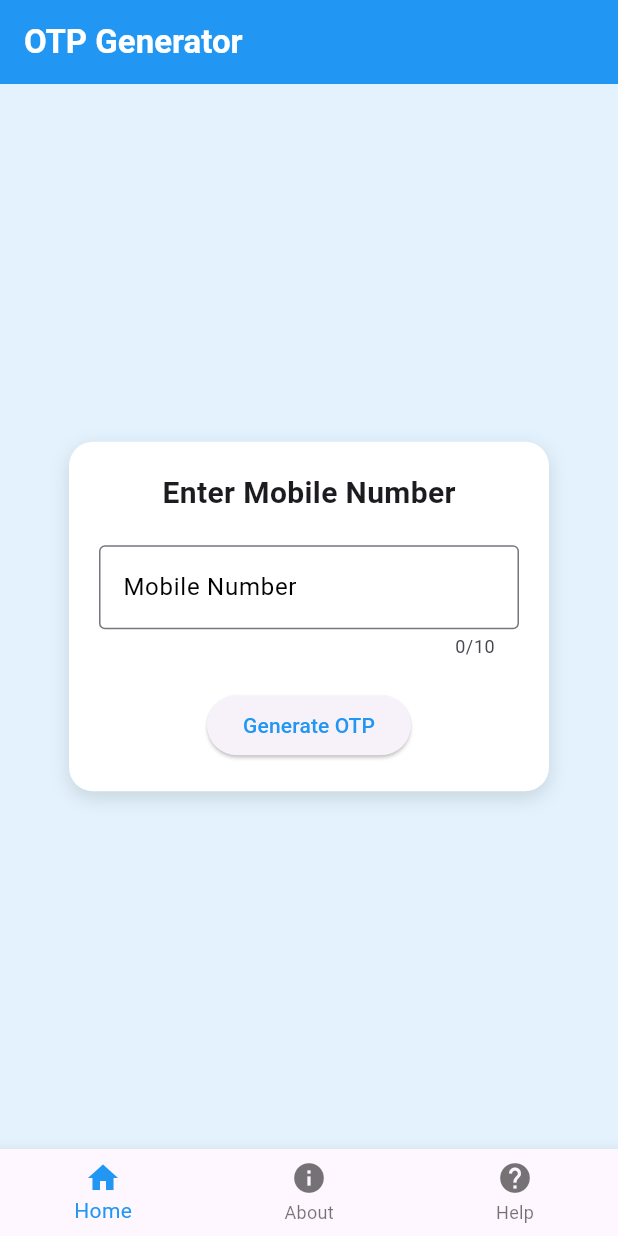
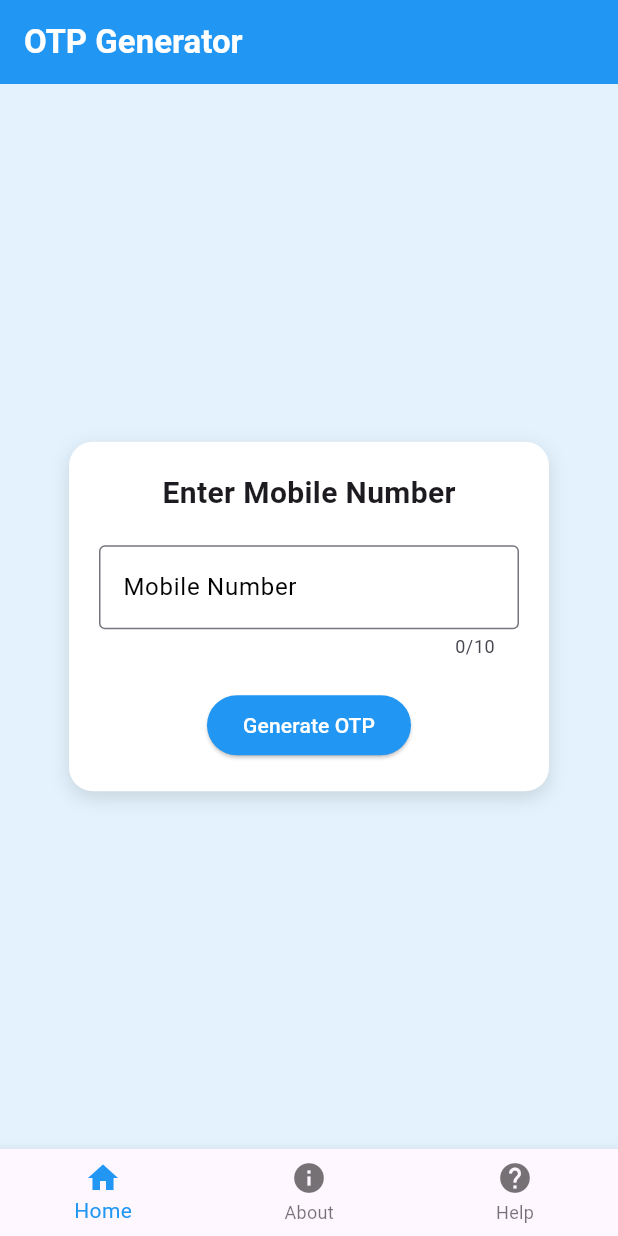
Before and after one commit to jothishankar17/flutter_project, a Flutter app: the screen it shows after launch, on a phone screen of 412 x 824 dp. Run offline on Flutter 3.47's test engine with Material 3 defaults, Android fonts, the phone set to English and light mode, and no system bars; our stand-ins replace firebase_auth, firebase_core, image_picker, permission_handler, pin_code_fields; accounts and stored records are empty; generated files the repository leaves out were written again.

Commit message:
Updated mobile_input_page.dart file

```diff
--- a/lib/screens/mobile_input_page.dart
+++ b/lib/screens/mobile_input_page.dart
@@ -1,4 +1,134 @@
+// import 'package:flutter/material.dart';
+// import 'otp_verification_page.dart';
+// import 'home_page.dart';
+// import 'about_page.dart';
+// import 'help_page.dart';
+
+// class MobileInputPage extends StatefulWidget {
+//   const MobileInputPage({super.key});
+
+//   @override
+//   State<MobileInputPage> createState() => _MobileInputPageState();
+// }
+
+// class _MobileInputPageState extends State<MobileInputPage> {
+//   final TextEditingController _mobileController = TextEditingController();
+//   int _currentIndex = 0;
+
+//   void _generateOTP() {
+//     final mobileNumber = _mobileController.text.trim();
+
+//     if (mobileNumber.length != 10) {
+//       ScaffoldMessenger.of(context).showSnackBar(
+//         const SnackBar(content: Text('Enter a valid 10-digit mobile number')),
+//       );
+//       return;
+//     }
+
+//     Navigator.push(
+//       context,
+//       MaterialPageRoute(
+//         builder: (context) => OTPVerificationPage(mobileNumber: mobileNumber),
+//       ),
+//     );
+//   }
+
+//   void _onBottomNavTap(int index) {
+//     setState(() {
+//       _currentIndex = index;
+//     });
+
+//     if (index == 0) {
+//       Navigator.push(context, MaterialPageRoute(builder: (_) => HomePage()));
+//     } else if (index == 1) {
+//       Navigator.push(context, MaterialPageRoute(builder: (_) => AboutPage()));
+//     } else if (index == 2) {
+//       Navigator.push(context, MaterialPageRoute(builder: (_) => HelpPage()));
+//     }
+//   }
+
+//   @override
+//   Widget build(BuildContext context) {
+//     return Scaffold(
+//       appBar: AppBar(
+//         title: Text(
+//           "OTP Generator",
+//           style: TextStyle(color: Colors.white, fontWeight: FontWeight.bold),
+//         ),
+//         backgroundColor: Colors.blue,
+//         centerTitle: false,
+//       ),
+//       backgroundColor: Colors.blue[50],
+//       body: Center(
+//         child: Container(
+//           width: 320,
+//           padding: EdgeInsets.all(20),
+//           decoration: BoxDecoration(
+//             color: Colors.white,
+//             borderRadius: BorderRadius.circular(16),
+//             boxShadow: [
+//               BoxShadow(
+//                 color: Colors.black12,
+//                 blurRadius: 10,
+//                 offset: Offset(0, 4),
+//               ),
+//             ],
+//           ),
+//           child: Column(
+//             mainAxisSize: MainAxisSize.min,
+//             children: [
+//               Text(
+//                 "Enter Mobile Number",
+//                 style: TextStyle(fontSize: 20, fontWeight: FontWeight.bold),
+//               ),
+
+//               SizedBox(height: 20),
+
+//               TextField(
+//                 controller: _mobileController,
+//                 keyboardType: TextInputType.phone,
+//                 maxLength: 10,
+//                 decoration: InputDecoration(
+//                   labelText: "Mobile Number",
+//                   labelStyle: TextStyle(color: Colors.black),
+//                   border: OutlineInputBorder(),
+//                   focusedBorder: OutlineInputBorder(
+//                     borderSide: BorderSide(color: Colors.black),
+//                   ),
+//                 ),
+//               ),
+
+//               SizedBox(height: 20),
+
+//               ElevatedButton(
+//                 onPressed: _generateOTP,
+//                 child: Text(
+//                   "Generate OTP",
+//                   style: TextStyle(color: Colors.blue),
+//                 ),
+//               ),
+//             ],
+//           ),
+//         ),
+//       ),
+//       bottomNavigationBar: BottomNavigationBar(
+//         currentIndex: _currentIndex,
+//         fixedColor: Colors.blue,
+//         onTap: _onBottomNavTap,
+//         items: [
+//           BottomNavigationBarItem(icon: Icon(Icons.home), label: "Home"),
+//           BottomNavigationBarItem(icon: Icon(Icons.info), label: "About"),
+//           BottomNavigationBarItem(icon: Icon(Icons.help), label: "Help"),
+//         ],
+//       ),
+//     );
+//   }
+// }
+
 import 'package:flutter/material.dart';
+import 'package:firebase_auth/firebase_auth.dart';
+import 'package:firebase_core/firebase_core.dart';
+import 'firebase_options.dart';
 import 'otp_verification_page.dart';
 import 'home_page.dart';
 import 'about_page.dart';
@@ -13,43 +143,64 @@ class MobileInputPage extends StatefulWidget {
 
 class _MobileInputPageState extends State<MobileInputPage> {
   final TextEditingController _mobileController = TextEditingController();
+  final FirebaseAuth _auth = FirebaseAuth.instance;
   int _currentIndex = 0;
+  bool _isLoading = false;
 
-  // void _generateOTP() {
-  //   final mobileNumber = _mobileController.text.trim();
+  /// ✅ Function to initialize Firebase (safe to call multiple times)
+  Future<void> _ensureFirebaseInitialized() async {
+    try {
+      await Firebase.initializeApp(
+        options: DefaultFirebaseOptions.currentPlatform,
+      );
+    } catch (_) {
+      // Firebase already initialized
+    }
+  }
 
-  //   if (mobileNumber.length != 10) {
-  //     ScaffoldMessenger.of(context).showSnackBar(
-  //       const SnackBar(content: Text('Enter a valid 10-digit mobile number')),
-  //     );
-  //     return;
-  //   }
+  /// ✅ Function to send OTP via Firebase
+  Future<void> _generateOTP() async {
+    final mobileNumber = _mobileController.text.trim();
 
-  //   Navigator.push(
-  //     context,
-  //     MaterialPageRoute(
-  //       builder: (context) => OTPVerificationPage(mobileNumber: mobileNumber),
-  //     ),
-  //   );
-  // }
-
-  void _generateOTP() {
-    final phoneNumber = '+91${_mobileController.text.trim()}'; // ✅ Add +91 here
-
-    if (_mobileController.text.trim().length != 10) {
+    if (mobileNumber.length != 10) {
       ScaffoldMessenger.of(context).showSnackBar(
         const SnackBar(content: Text('Enter a valid 10-digit mobile number')),
       );
       return;
     }
 
+    setState(() => _isLoading = true);
+
+    await _ensureFirebaseInitialized();
+
+    String phoneNumber = '+91$mobileNumber';
+
+    await _auth.verifyPhoneNumber(
+      phoneNumber: phoneNumber,
+      verificationCompleted: (PhoneAuthCredential credential) async {
+        // Auto verification (mostly on Android)
+        await _auth.signInWithCredential(credential);
+      },
+      verificationFailed: (FirebaseAuthException e) {
+        setState(() => _isLoading = false);
+        ScaffoldMessenger.of(context).showSnackBar(
+          SnackBar(content: Text('OTP sending failed: ${e.message}')),
+        );
+      },
+      codeSent: (String verificationId, int? resendToken) {
+        setState(() => _isLoading = false);
         Navigator.push(
           context,
           MaterialPageRoute(
             builder: (context) => OTPVerificationPage(
-          mobileNumber: phoneNumber,
-        ), // ✅ pass full phone number
+              mobileNumber: mobileNumber,
+              verificationId: verificationId,
             ),
+          ),
+        );
+      },
+      codeAutoRetrievalTimeout: (String verificationId) {},
+      timeout: const Duration(seconds: 60),
     );
   }
 
@@ -59,11 +210,20 @@ class _MobileInputPageState extends State<MobileInputPage> {
     });
 
     if (index == 0) {
-      Navigator.push(context, MaterialPageRoute(builder: (_) => HomePage()));
+      Navigator.push(
+        context,
+        MaterialPageRoute(builder: (_) => const HomePage()),
+      );
     } else if (index == 1) {
-      Navigator.push(context, MaterialPageRoute(builder: (_) => AboutPage()));
+      Navigator.push(
+        context,
+        MaterialPageRoute(builder: (_) => const AboutPage()),
+      );
     } else if (index == 2) {
-      Navigator.push(context, MaterialPageRoute(builder: (_) => HelpPage()));
+      Navigator.push(
+        context,
+        MaterialPageRoute(builder: (_) => const HelpPage()),
+      );
     }
   }
 
@@ -71,7 +231,7 @@ class _MobileInputPageState extends State<MobileInputPage> {
   Widget build(BuildContext context) {
     return Scaffold(
       appBar: AppBar(
-        title: Text(
+        title: const Text(
           "OTP Generator",
           style: TextStyle(color: Colors.white, fontWeight: FontWeight.bold),
         ),
@@ -82,11 +242,11 @@ class _MobileInputPageState extends State<MobileInputPage> {
       body: Center(
         child: Container(
           width: 320,
-          padding: EdgeInsets.all(20),
+          padding: const EdgeInsets.all(20),
           decoration: BoxDecoration(
             color: Colors.white,
             borderRadius: BorderRadius.circular(16),
-            boxShadow: [
+            boxShadow: const [
               BoxShadow(
                 color: Colors.black12,
                 blurRadius: 10,
@@ -97,19 +257,19 @@ class _MobileInputPageState extends State<MobileInputPage> {
           child: Column(
             mainAxisSize: MainAxisSize.min,
             children: [
-              Text(
+              const Text(
                 "Enter Mobile Number",
                 style: TextStyle(fontSize: 20, fontWeight: FontWeight.bold),
               ),
-
-              SizedBox(height: 20),
+              const SizedBox(height: 20),
 
               TextField(
                 controller: _mobileController,
                 keyboardType: TextInputType.phone,
                 maxLength: 10,
-                decoration: InputDecoration(
+                decoration: const InputDecoration(
                   labelText: "Mobile Number",
+                  prefixText: "+91 ",
                   labelStyle: TextStyle(color: Colors.black),
                   border: OutlineInputBorder(),
                   focusedBorder: OutlineInputBorder(
@@ -117,14 +277,18 @@ class _MobileInputPageState extends State<MobileInputPage> {
                   ),
                 ),
               ),
+              const SizedBox(height: 20),
 
-              SizedBox(height: 20),
-
-              ElevatedButton(
+              _isLoading
+                  ? const CircularProgressIndicator()
+                  : ElevatedButton(
                       onPressed: _generateOTP,
-                child: Text(
+                      style: ElevatedButton.styleFrom(
+                        backgroundColor: Colors.blue,
+                      ),
+                      child: const Text(
                         "Generate OTP",
-                  style: TextStyle(color: Colors.blue),
+                        style: TextStyle(color: Colors.white),
                       ),
                     ),
             ],
@@ -135,7 +299,7 @@ class _MobileInputPageState extends State<MobileInputPage> {
         currentIndex: _currentIndex,
         fixedColor: Colors.blue,
         onTap: _onBottomNavTap,
-        items: [
+        items: const [
           BottomNavigationBarItem(icon: Icon(Icons.home), label: "Home"),
           BottomNavigationBarItem(icon: Icon(Icons.info), label: "About"),
           BottomNavigationBarItem(icon: Icon(Icons.help), label: "Help"),
```
Lines whose indentation alone changed are shown as unchanged.
